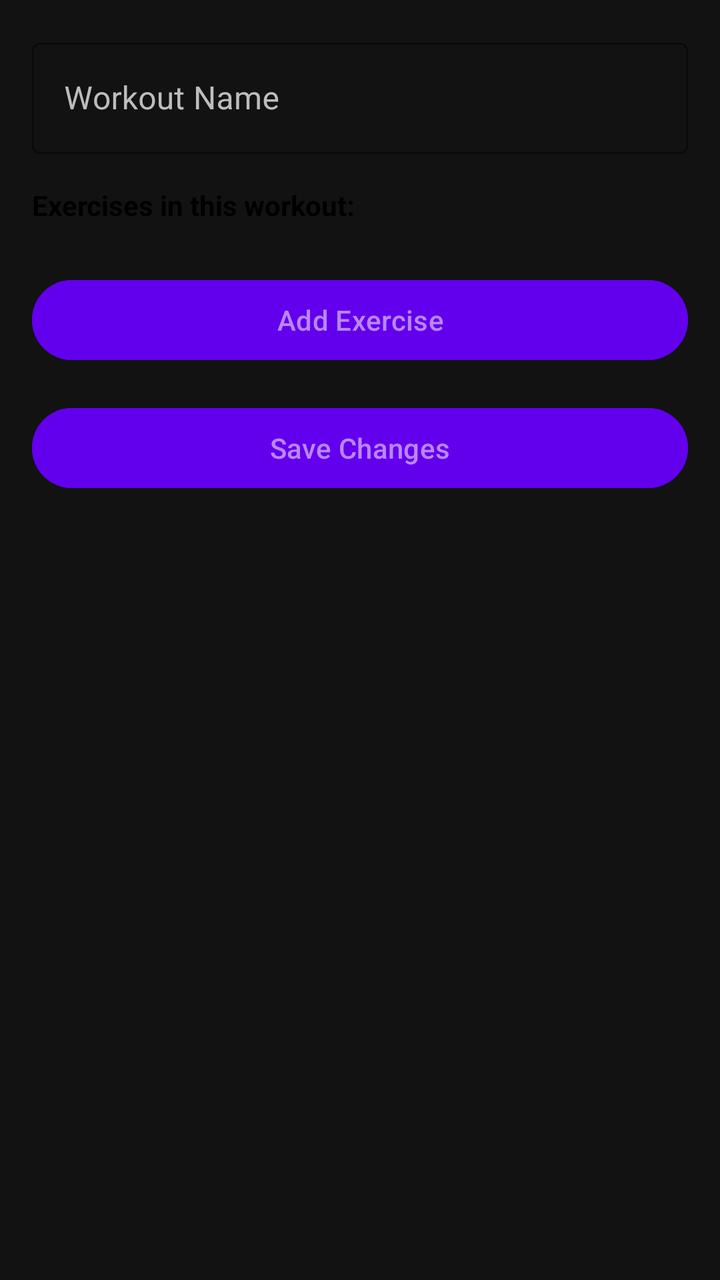
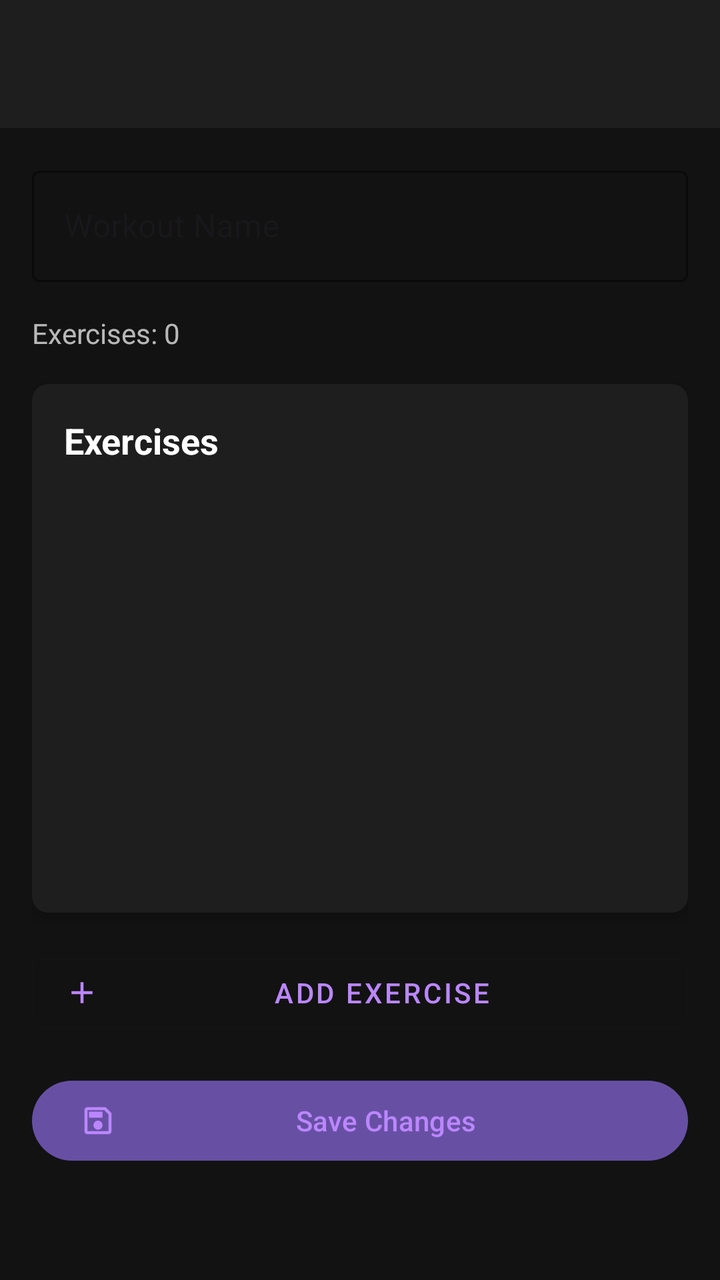

Before-and-after screenshots of an Android layout around one commit, followed by the original layout XML and the change that was made.
<!-- AndroidManifest.xml: application theme Theme.AndroidExample -->
<!-- res/layout/activity_edit_workout.xml -->
<?xml version="1.0" encoding="utf-8"?>
<ScrollView xmlns:android="http://schemas.android.com/apk/res/android"
    xmlns:app="http://schemas.android.com/apk/res-auto"
    android:layout_width="match_parent"
    android:layout_height="match_parent"
    android:background="@color/dark_background">

    <LinearLayout
        android:layout_width="match_parent"
        android:layout_height="wrap_content"
        android:orientation="vertical"
        android:padding="16dp">

        <com.google.android.material.textfield.TextInputLayout
            android:layout_width="match_parent"
            android:layout_height="wrap_content"
            android:layout_marginBottom="16dp"
            android:hint="Workout Name"
            app:hintTextColor="@color/accent_color"
            android:textColorHint="@color/text_hint"
            app:boxStrokeColor="@color/accent_color"
            style="@style/Widget.MaterialComponents.TextInputLayout.OutlinedBox">

            <com.google.android.material.textfield.TextInputEditText
                android:id="@+id/workout_name_edt"
                android:layout_width="match_parent"
                android:layout_height="wrap_content"
                android:inputType="text"
                android:textColor="@color/text_primary" />

        </com.google.android.material.textfield.TextInputLayout>

        <TextView
            android:layout_width="match_parent"
            android:layout_height="wrap_content"
            android:text="Exercises in this workout:"
            android:textStyle="bold"
            android:textColor="@color/text_primary"
            android:layout_marginBottom="8dp" />

        <androidx.recyclerview.widget.RecyclerView
            android:id="@+id/exercise_list_recycler"
            android:layout_width="match_parent"
            android:layout_height="0dp"
            android:layout_weight="1"
            android:layout_marginBottom="16dp" />

        <com.google.android.material.button.MaterialButton
            android:id="@+id/add_exercise_btn"
            android:layout_width="match_parent"
            android:layout_height="wrap_content"
            android:text="Add Exercise"
            android:layout_marginBottom="16dp"
            android:backgroundTint="@color/accent_color"
            android:textColor="@color/text_button" />

        <com.google.android.material.button.MaterialButton
            android:id="@+id/save_changes_btn"
            android:layout_width="match_parent"
            android:layout_height="wrap_content"
            android:text="Save Changes"
            android:backgroundTint="@color/accent_color"
            android:textColor="@color/text_button" />

    </LinearLayout>
</ScrollView>
<!-- resources referenced by this layout -->
<resources>
  <color name="accent_color">#6200EE</color>
  <color name="dark_background">#121212</color>
  <color name="text_button">#BB86FC</color>
  <color name="text_hint">#BDBDBD</color>
  <color name="text_primary">#000000</color>
  <style name="Theme.AndroidExample" parent="Base.Theme.AndroidExample" />
  <style name="Base.Theme.AndroidExample" parent="Theme.Material3.DayNight.NoActionBar">
          
          
      </style>
</resources>

<!-- the commit's change to res/layout/activity_edit_workout.xml (unified diff, before → after) -->
@@ -1,66 +1,130 @@
 <?xml version="1.0" encoding="utf-8"?>
-<ScrollView xmlns:android="http://schemas.android.com/apk/res/android"
+<androidx.coordinatorlayout.widget.CoordinatorLayout
+    xmlns:android="http://schemas.android.com/apk/res/android"
     xmlns:app="http://schemas.android.com/apk/res-auto"
     android:layout_width="match_parent"
     android:layout_height="match_parent"
     android:background="@color/dark_background">
 
-    <LinearLayout
+    <com.google.android.material.appbar.AppBarLayout
+        android:id="@+id/appBarLayout"
         android:layout_width="match_parent"
         android:layout_height="wrap_content"
-        android:orientation="vertical"
-        android:padding="16dp">
+        android:background="@color/dark_surface">
 
-        <com.google.android.material.textfield.TextInputLayout
+        <androidx.appcompat.widget.Toolbar
+            android:id="@+id/toolbar"
+            android:layout_width="match_parent"
+            android:layout_height="?attr/actionBarSize"
+            android:theme="@style/ThemeOverlay.MaterialComponents.Dark.ActionBar"/>
+
+    </com.google.android.material.appbar.AppBarLayout>
+
+    <androidx.core.widget.NestedScrollView
+        android:layout_width="match_parent"
+        android:layout_height="match_parent"
+        app:layout_behavior="@string/appbar_scrolling_view_behavior">
+
+        <LinearLayout
             android:layout_width="match_parent"
             android:layout_height="wrap_content"
-            android:layout_marginBottom="16dp"
-            android:hint="Workout Name"
-            app:hintTextColor="@color/accent_color"
-            android:textColorHint="@color/text_hint"
-            app:boxStrokeColor="@color/accent_color"
-            style="@style/Widget.MaterialComponents.TextInputLayout.OutlinedBox">
+            android:orientation="vertical"
+            android:padding="16dp">
 
-            <com.google.android.material.textfield.TextInputEditText
-                android:id="@+id/workout_name_edt"
+            
+            <com.google.android.material.textfield.TextInputLayout
                 android:layout_width="match_parent"
                 android:layout_height="wrap_content"
-                android:inputType="text"
-                android:textColor="@color/text_primary" />
+                android:layout_marginBottom="16dp"
+                android:hint="Workout Name"
+                style="@style/Widget.MaterialComponents.TextInputLayout.OutlinedBox"
+                app:boxStrokeColor="@color/accent_color"
+                app:hintTextColor="@color/accent_color">
 
-        </com.google.android.material.textfield.TextInputLayout>
+                <com.google.android.material.textfield.TextInputEditText
+                    android:id="@+id/workout_name_edt"
+                    android:layout_width="match_parent"
+                    android:layout_height="wrap_content"
+                    android:inputType="text"
+                    android:textColor="@color/text_primary"/>
+            </com.google.android.material.textfield.TextInputLayout>
 
-        <TextView
-            android:layout_width="match_parent"
-            android:layout_height="wrap_content"
-            android:text="Exercises in this workout:"
-            android:textStyle="bold"
-            android:textColor="@color/text_primary"
-            android:layout_marginBottom="8dp" />
+            
+            <TextView
+                android:id="@+id/exercise_count_text"
+                android:layout_width="match_parent"
+                android:layout_height="wrap_content"
+                android:text="Exercises: 0"
+                android:textColor="@color/text_secondary"
+                android:textSize="14sp"
+                android:layout_marginBottom="16dp"/>
 
-        <androidx.recyclerview.widget.RecyclerView
-            android:id="@+id/exercise_list_recycler"
-            android:layout_width="match_parent"
-            android:layout_height="0dp"
-            android:layout_weight="1"
-            android:layout_marginBottom="16dp" />
+            
+            <androidx.cardview.widget.CardView
+                android:layout_width="match_parent"
+                android:layout_height="wrap_content"
+                android:layout_marginBottom="16dp"
+                app:cardBackgroundColor="@color/dark_surface"
+                app:cardCornerRadius="8dp"
+                app:cardElevation="4dp">
 
-        <com.google.android.material.button.MaterialButton
-            android:id="@+id/add_exercise_btn"
-            android:layout_width="match_parent"
-            android:layout_height="wrap_content"
-            android:text="Add Exercise"
-            android:layout_marginBottom="16dp"
-            android:backgroundTint="@color/accent_color"
-            android:textColor="@color/text_button" />
+                <LinearLayout
+                    android:layout_width="match_parent"
+                    android:layout_height="wrap_content"
+                    android:orientation="vertical"
+                    android:padding="16dp">
 
-        <com.google.android.material.button.MaterialButton
-            android:id="@+id/save_changes_btn"
-            android:layout_width="match_parent"
-            android:layout_height="wrap_content"
-            android:text="Save Changes"
-            android:backgroundTint="@color/accent_color"
-            android:textColor="@color/text_button" />
+                    <TextView
+                        android:layout_width="match_parent"
+                        android:layout_height="wrap_content"
+                        android:text="Exercises"
+                        android:textColor="@color/text_primary"
+                        android:textSize="18sp"
+                        android:textStyle="bold"
+                        android:layout_marginBottom="8dp"/>
 
-    </LinearLayout>
-</ScrollView>
+                    
+                    <TextView
+                        android:id="@+id/empty_state_view"
+                        android:layout_width="match_parent"
+                        android:layout_height="wrap_content"
+                        android:text="No exercises added"
+                        android:textColor="@color/text_secondary"
+                        android:textAlignment="center"
+                        android:padding="32dp"
+                        android:visibility="gone"/>
+
+                    <androidx.recyclerview.widget.RecyclerView
+                        android:id="@+id/exercise_list_recycler"
+                        android:layout_width="match_parent"
+                        android:layout_height="wrap_content"
+                        android:minHeight="200dp"/>
+
+                </LinearLayout>
+            </androidx.cardview.widget.CardView>
+
+            
+            <com.google.android.material.button.MaterialButton
+                android:id="@+id/add_exercise_btn"
+                android:layout_width="match_parent"
+                android:layout_height="wrap_content"
+                android:text="Add Exercise"
+                android:textColor="@color/text_button"
+                android:layout_marginBottom="16dp"
+                app:icon="@drawable/ic_add_exercise"
+                app:iconTint="@color/text_button"
+                style="@style/Widget.MaterialComponents.Button.OutlinedButton"/>
+
+            
+            <com.google.android.material.button.MaterialButton
+                android:id="@+id/save_changes_btn"
+                android:layout_width="match_parent"
+                android:layout_height="wrap_content"
+                android:text="Save Changes"
+                android:textColor="@color/text_button"
+                app:icon="@drawable/ic_save"
+                app:iconTint="@color/text_button"/>
+
+        </LinearLayout>
+    </androidx.core.widget.NestedScrollView>
+</androidx.coordinatorlayout.widget.CoordinatorLayout>
<!-- resource entries referenced after the edit -->
@@ -2,9 +2,32 @@
 <resources>
   <color name="accent_color">#6200EE</color>
   <color name="dark_background">#121212</color>
+  <color name="dark_surface">#1E1E1E</color>
   <color name="text_button">#BB86FC</color>
-  <color name="text_hint">#BDBDBD</color>
-  <color name="text_primary">#000000</color>
+  <color name="text_primary">#FFFFFF</color>
+  <color name="text_secondary">#B3FFFFFF</color>
+  <!-- drawable ic_add_exercise (drawable) -->
+  <?xml version="1.0" encoding="utf-8"?>
+  <vector xmlns:android="http://schemas.android.com/apk/res/android"
+      android:width="24dp"
+      android:height="24dp"
+      android:viewportWidth="24"
+      android:viewportHeight="24">
+      <path
+          android:fillColor="#FFFFFF"
+          android:pathData="M19,13h-6v6h-2v-6H5v-2h6V5h2v6h6v2z"/>
+  </vector>
+  <!-- drawable ic_save (drawable) -->
+  <?xml version="1.0" encoding="utf-8"?>
+  <vector xmlns:android="http://schemas.android.com/apk/res/android"
+      android:width="24dp"
+      android:height="24dp"
+      android:viewportWidth="24"
+      android:viewportHeight="24">
+      <path
+          android:fillColor="#FFFFFF"
+          android:pathData="M17,3L5,3c-1.11,0 -2,0.9 -2,2v14c0,1.1 0.89,2 2,2h14c1.1,0 2,-0.9 2,-2L21,7l-4,-4zM19,19L5,19L5,5h11.17L19,7.83L19,19zM12,12c-1.66,0 -3,1.34 -3,3s1.34,3 3,3 3,-1.34 3,-3 -1.34,-3 -3,-3zM6,6h9v4L6,10L6,6z"/>
+  </vector>
   <style name="Theme.AndroidExample" parent="Base.Theme.AndroidExample" />
   <style name="Base.Theme.AndroidExample" parent="Theme.Material3.DayNight.NoActionBar">
           
